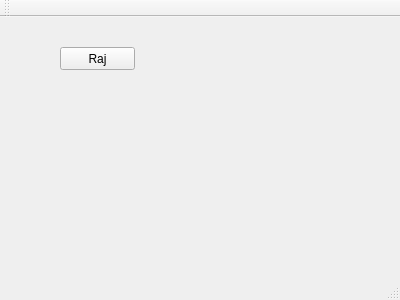
Before: the Qt Designer form ProjectZero/mainwindow.ui in nishantpai/ProjectZero, drawn with Qt 5.
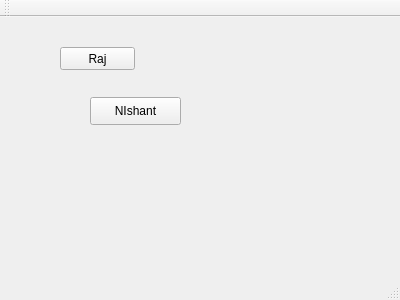
After: the same form once the commit is applied.

Commit message: Commit by nishant

Patch:
```diff
--- a/ProjectZero/mainwindow.ui
+++ b/ProjectZero/mainwindow.ui
@@ -27,6 +27,19 @@
      <string>Raj</string>
     </property>
    </widget>
+   <widget class="QPushButton" name="pushButton_2">
+    <property name="geometry">
+     <rect>
+      <x>90</x>
+      <y>80</y>
+      <width>91</width>
+      <height>28</height>
+     </rect>
+    </property>
+    <property name="text">
+     <string>NIshant</string>
+    </property>
+   </widget>
   </widget>
   <widget class="QMenuBar" name="menuBar">
    <property name="geometry">
```
Left out of the diff: 2 changed lines with no effect on the pictures. The commit also changes 1 other file.
